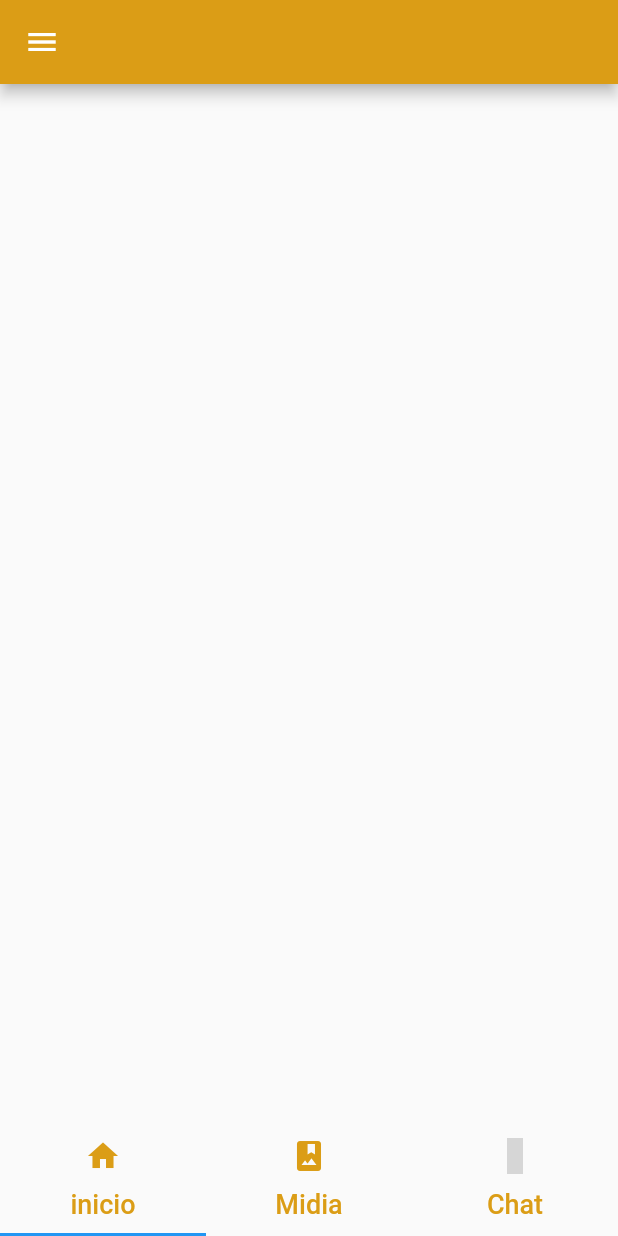
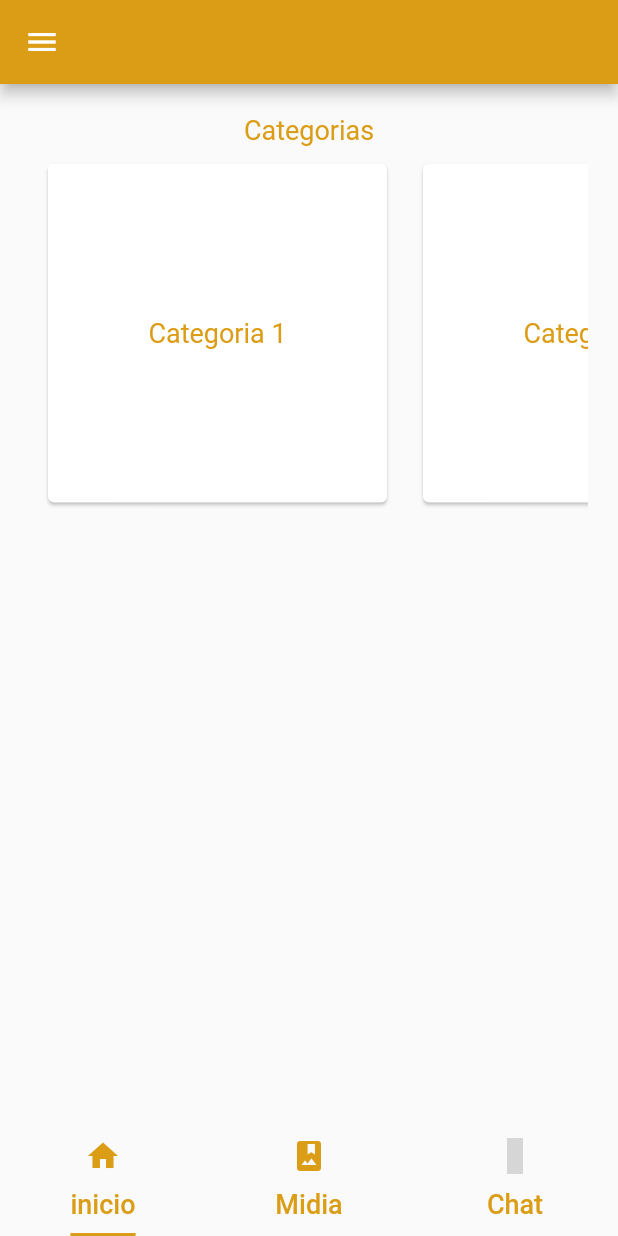
Before and after one commit to OzielFilho/Minuto-do-Aprendizado, a Flutter app: the HomePage screen opened by its route, on a phone screen of 412 x 824 dp. Run offline on Flutter 3.47's test engine with Material 2 defaults, Android fonts, the phone set to English and light mode, and no system bars; our stand-ins replace flutter_icons, mobx; generated files the repository leaves out were written again; Roboto replaces fonts that are missing (fonts/SourceSansPro-Regular.tff); grey boxes are pictures that could not be loaded.

Commit message:
feat: add chat page and inicio page

```diff
--- a/lib/pages/Inicio_page/inicio_page.dart
+++ b/lib/pages/Inicio_page/inicio_page.dart
@@ -1,4 +1,5 @@
 import 'package:flutter/material.dart';
+import 'package:minutodoaprendizado/utils/theme/themes.dart';
 
 class InicioPage extends StatefulWidget {
   static final String id = 'inicio_page_id';
@@ -9,6 +10,53 @@ class InicioPage extends StatefulWidget {
 class _InicioPageState extends State<InicioPage> {
   @override
   Widget build(BuildContext context) {
-    return Container();
+    return Scaffold(
+      body: Container(
+
+        padding: EdgeInsets.all(20.0),
+        child: Column(
+          mainAxisSize: MainAxisSize.min,
+          children: <Widget>[
+            Text(
+              'Categorias',
+              style: style1,
+            ),
+            Container(
+              height: 250,
+
+
+
+                child: ListView.builder(
+                  shrinkWrap: true,
+                  scrollDirection: Axis.horizontal,
+                  itemCount: 15,
+                  itemBuilder: (BuildContext context, int index) => Container(
+
+                    width: 250,
+                    padding: const EdgeInsets.all(8.0),
+                    child: Card(
+                      child: Center(
+                          child: Text(
+                        'Categoria ${index + 1}',
+                        style: style1,
+                      )),
+                    ),
+                  ),
+                ),
+              ),
+
+
+          ],
+        ),
+      ),
+      // child: ListView(
+      //   children: [
+      //     Text('Categorias'),
+      //     // SizedBox(
+      //     //   height: 20,
+      //     // ),
+
+      //   ],
+    );
   }
 }
--- a/lib/pages/home_page/home_page.dart
+++ b/lib/pages/home_page/home_page.dart
@@ -1,6 +1,7 @@
 import 'package:flutter/material.dart';
 import 'package:flutter_icons/flutter_icons.dart';
 import 'package:minutodoaprendizado/pages/Inicio_page/inicio_page.dart';
+import 'package:minutodoaprendizado/pages/chat_page/chat_page.dart';
 import 'package:minutodoaprendizado/pages/config_page/config_page.dart';
 import 'package:minutodoaprendizado/pages/media_page/media_page.dart';
 
@@ -37,6 +38,8 @@ class _HomePageState extends State<HomePage>
     return Scaffold(
       bottomSheet: TabBar(
         controller: _tabController,
+        indicatorSize: TabBarIndicatorSize.label,
+        indicatorColor: colorPrimary,
         tabs: <Widget>[
           Tab(
             icon: Icon(FlutterIcons.home_mdi, color: colorPrimary),
@@ -69,16 +72,18 @@ class _HomePageState extends State<HomePage>
         backgroundColor: colorPrimary,
       ),
       drawer: Draw(),
-      body: TabBarView(
+      body:
+         TabBarView(
 
           controller: _tabController,
           children: <Widget>[
             InicioPage(),
             MediaPage(),
-          ConfigPage(),
+            ChatPage(),
 
           ],
         ),
+
     );
   }
 }
```
Also changed, not shown: lib/pages/chat_page/chat_page.dart (added, +52 -0 lines). Lines whose indentation alone changed are shown as unchanged.
